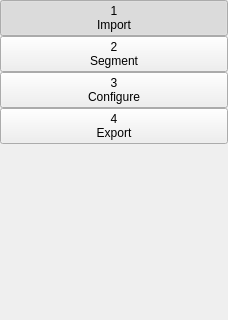
Qt form Plugins/my.organprint.views.stepselector/src/internal/StepSelectorControls.ui (simedcn/mitkapps) before a commit; both pictures show x 0 to 228 and y 0 to 320 of the 228 by 464 pixel window.
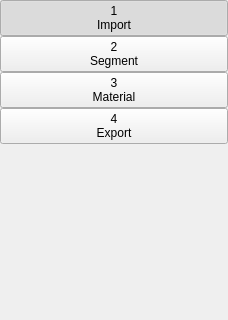
The same form after that commit.

What changed in the file:
```diff
--- a/Plugins/my.organprint.views.stepselector/src/internal/StepSelectorControls.ui
+++ b/Plugins/my.organprint.views.stepselector/src/internal/StepSelectorControls.ui
@@ -64,7 +64,7 @@
     <widget class="QPushButton" name="pushButton_3">
      <property name="text">
       <string>3
-Configure</string>
+Material</string>
      </property>
      <property name="checkable">
       <bool>true</bool>
```
